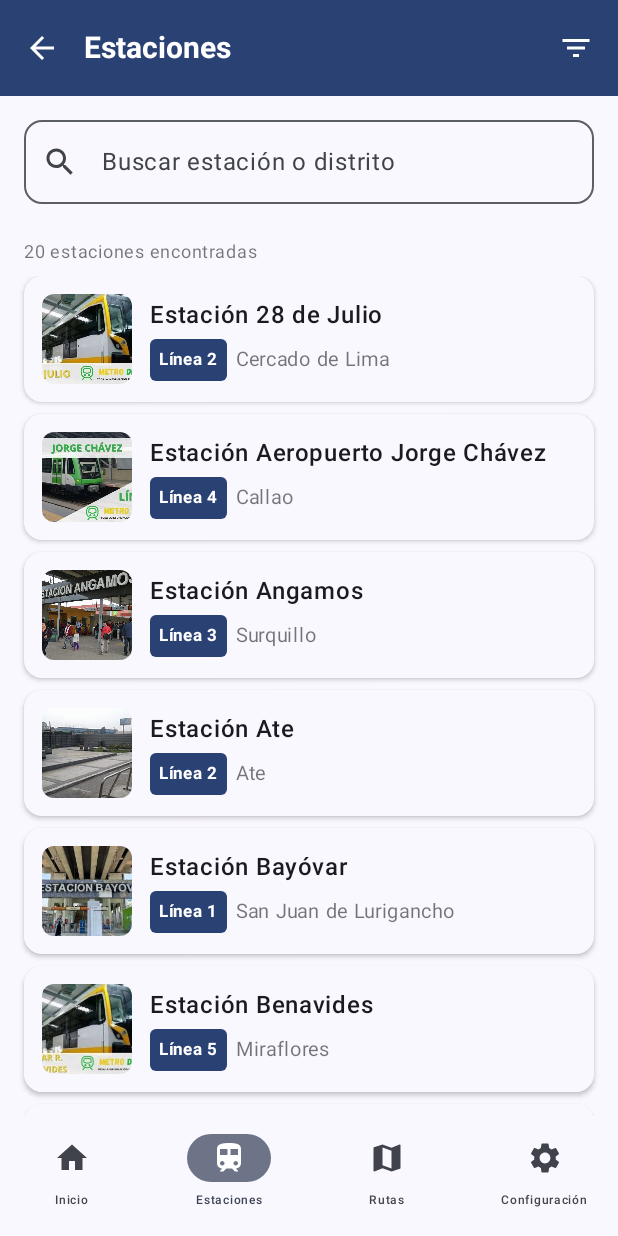
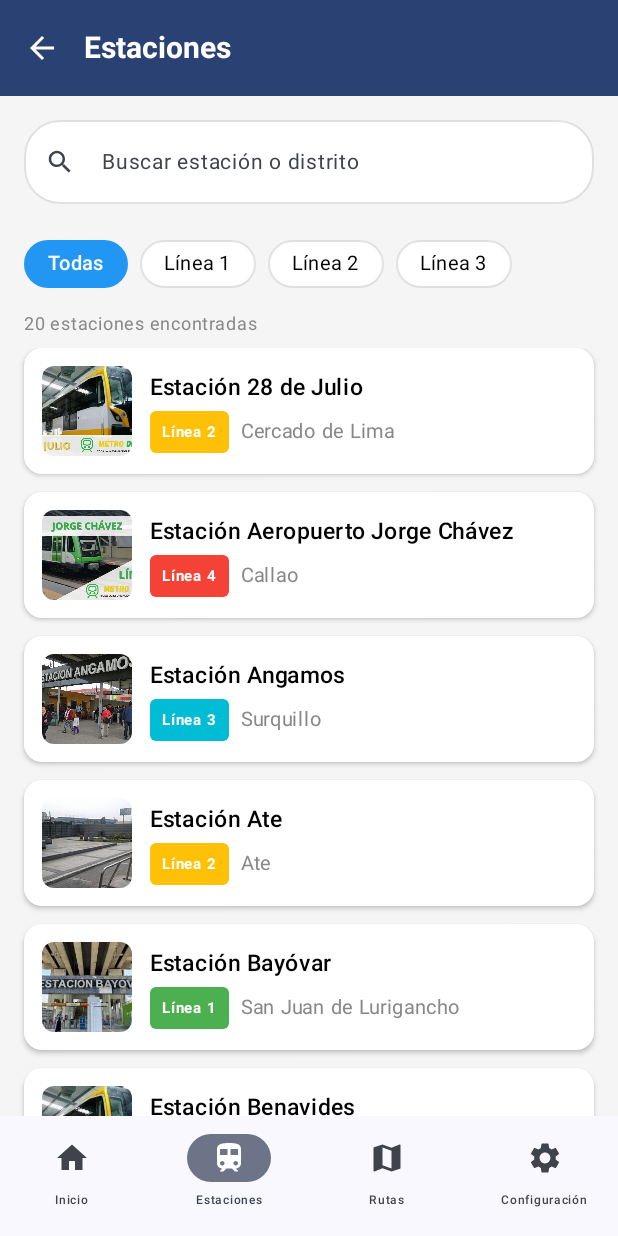
Before and after one commit to CarloZD/Metro-Lima-GO, an Android app built with Jetpack Compose: the composable StationsScreen shown on its own in the app's theme, on a phone screen of 412 x 824 dp. Run offline under Robolectric (Android 15) with nearby library versions, the phone set to English and light mode, and no system bars; our stand-ins replace Room's generated code.

Commit message:
Correccion en las pantallas de estacion y Home

```diff
--- a/app/src/main/java/com/example/metrolima/presentation/screens/StationsScreen.kt
+++ b/app/src/main/java/com/example/metrolima/presentation/screens/StationsScreen.kt
@@ -3,9 +3,11 @@ package com.example.metrolima.presentation.screens
 import androidx.compose.foundation.Image
 import androidx.compose.foundation.background
 import androidx.compose.foundation.clickable
+import androidx.compose.foundation.horizontalScroll
 import androidx.compose.foundation.layout.*
 import androidx.compose.foundation.lazy.LazyColumn
 import androidx.compose.foundation.lazy.items
+import androidx.compose.foundation.rememberScrollState
 import androidx.compose.foundation.shape.RoundedCornerShape
 import androidx.compose.material.icons.Icons
 import androidx.compose.material.icons.filled.*
@@ -14,6 +16,7 @@ import androidx.compose.runtime.*
 import androidx.compose.ui.Alignment
 import androidx.compose.ui.Modifier
 import androidx.compose.ui.draw.clip
+import androidx.compose.ui.graphics.Color
 import androidx.compose.ui.layout.ContentScale
 import androidx.compose.ui.res.painterResource
 import androidx.compose.ui.text.font.FontWeight
@@ -37,8 +40,7 @@ fun StationsScreen(
     languageViewModel: LanguageViewModel = viewModel()
 ) {
     val isEnglish by languageViewModel.isEnglish.collectAsState()
-    var selectedLine by remember { mutableStateOf(StringsManager.getString("all_lines", isEnglish)) }
-    var showFilterMenu by remember { mutableStateOf(false) }
+    var selectedLine by remember { mutableStateOf("Todas") }
 
     val estaciones by viewModel.estaciones.collectAsState()
     val searchQuery by viewModel.searchQuery.collectAsState()
@@ -52,13 +54,12 @@ fun StationsScreen(
                     Text(
                         text = StringsManager.getString("stations", isEnglish)
                             .lowercase()
-                            .replaceFirstChar { if (it.isLowerCase()) it.titlecase() else it.toString() },
+                            .replaceFirstChar { it.titlecase() },
                         fontWeight = FontWeight.Bold,
                         fontSize = 20.sp,
                         color = MaterialTheme.colorScheme.onPrimary
                     )
                 },
-
                 navigationIcon = {
                     IconButton(onClick = onBack) {
                         Icon(
@@ -68,44 +69,10 @@ fun StationsScreen(
                         )
                     }
                 },
-                actions = {
-                    IconButton(onClick = { showFilterMenu = true }) {
-                        Icon(
-                            Icons.Default.FilterList,
-                            contentDescription = StringsManager.getString("filter_by_line", isEnglish),
-                            tint = MaterialTheme.colorScheme.onPrimary
-                        )
-                    }
-
-                    DropdownMenu(
-                        expanded = showFilterMenu,
-                        onDismissRequest = { showFilterMenu = false }
-                    ) {
-                        listOf(
-                            StringsManager.getString("all_lines", isEnglish),
-                            "Línea 1",
-                            "Línea 2"
-                        ).forEach { line ->
-                            DropdownMenuItem(
-                                text = { Text(line) },
-                                onClick = {
-                                    selectedLine = line
-                                    if (line == StringsManager.getString("all_lines", isEnglish)) {
-                                        viewModel.searchEstaciones("")
-                                    } else {
-                                        viewModel.getEstacionesByLinea(line)
-                                    }
-                                    showFilterMenu = false
-                                }
-                            )
-                        }
-                    }
-                },
                 colors = TopAppBarDefaults.topAppBarColors(
-                    containerColor = MaterialTheme.colorScheme.primary, // ✅ Azul igual que StationDetailScreen
+                    containerColor = MaterialTheme.colorScheme.primary,
                     titleContentColor = MaterialTheme.colorScheme.onPrimary,
-                    navigationIconContentColor = MaterialTheme.colorScheme.onPrimary,
-                    actionIconContentColor = MaterialTheme.colorScheme.onPrimary
+                    navigationIconContentColor = MaterialTheme.colorScheme.onPrimary
                 )
             )
         },
@@ -123,39 +90,9 @@ fun StationsScreen(
         Column(
             modifier = Modifier
                 .fillMaxSize()
-                .background(MaterialTheme.colorScheme.background)
+                .background(Color(0xFFF5F5F5))
                 .padding(padding)
         ) {
-            // 🔹 Filtro activo
-            if (selectedLine != StringsManager.getString("all_lines", isEnglish)) {
-                Row(
-                    modifier = Modifier
-                        .fillMaxWidth()
-                        .padding(horizontal = 16.dp, vertical = 8.dp),
-                    horizontalArrangement = Arrangement.SpaceBetween,
-                    verticalAlignment = Alignment.CenterVertically
-                ) {
-                    AssistChip(
-                        onClick = {
-                            selectedLine = StringsManager.getString("all_lines", isEnglish)
-                            viewModel.searchEstaciones("")
-                        },
-                        label = {
-                            Text(
-                                "${StringsManager.getString("filtering", isEnglish)}: $selectedLine",
-                                fontSize = 12.sp
-                            )
-                        },
-                        leadingIcon = {
-                            Icon(Icons.Default.FilterList, null, Modifier.size(16.dp))
-                        },
-                        trailingIcon = {
-                            Icon(Icons.Default.Close, null, Modifier.size(16.dp))
-                        }
-                    )
-                }
-            }
-
             // 🔍 Barra de búsqueda
             OutlinedTextField(
                 value = searchQuery,
@@ -163,27 +100,81 @@ fun StationsScreen(
                 modifier = Modifier
                     .fillMaxWidth()
                     .padding(16.dp),
-                placeholder = { Text(StringsManager.getString("search_station_district", isEnglish)) },
-                leadingIcon = { Icon(Icons.Default.Search, null) },
+                placeholder = {
+                    Text(
+                        StringsManager.getString("search_station_district", isEnglish),
+                        fontSize = 14.sp
+                    )
+                },
+                leadingIcon = { Icon(Icons.Default.Search, null, Modifier.size(20.dp)) },
                 trailingIcon = {
                     if (searchQuery.isNotEmpty()) {
                         IconButton(onClick = { viewModel.searchEstaciones("") }) {
-                            Icon(Icons.Default.Clear, contentDescription = null)
+                            Icon(Icons.Default.Clear, null, Modifier.size(20.dp))
                         }
                     }
                 },
-                shape = RoundedCornerShape(12.dp),
-                singleLine = true
+                shape = RoundedCornerShape(24.dp),
+                singleLine = true,
+                colors = OutlinedTextFieldDefaults.colors(
+                    focusedContainerColor = Color.White,
+                    unfocusedContainerColor = Color.White,
+                    focusedBorderColor = Color(0xFFE0E0E0),
+                    unfocusedBorderColor = Color(0xFFE0E0E0)
+                )
             )
 
+            // 🔹 Filtros de línea (Chips horizontales)
+            Row(
+                modifier = Modifier
+                    .fillMaxWidth()
+                    .horizontalScroll(rememberScrollState())
+                    .padding(horizontal = 16.dp, vertical = 8.dp),
+                horizontalArrangement = Arrangement.spacedBy(8.dp)
+            ) {
+                LineFilterChip(
+                    label = "Todas",
+                    isSelected = selectedLine == "Todas",
+                    onClick = {
+                        selectedLine = "Todas"
+                        viewModel.searchEstaciones("")
+                    }
+                )
+                LineFilterChip(
+                    label = "Línea 1",
+                    isSelected = selectedLine == "Línea 1",
+                    onClick = {
+                        selectedLine = "Línea 1"
+                        viewModel.getEstacionesByLinea("Línea 1")
+                    }
+                )
+                LineFilterChip(
+                    label = "Línea 2",
+                    isSelected = selectedLine == "Línea 2",
+                    onClick = {
+                        selectedLine = "Línea 2"
+                        viewModel.getEstacionesByLinea("Línea 2")
+                    }
+                )
+                LineFilterChip(
+                    label = "Línea 3",
+                    isSelected = selectedLine == "Línea 3",
+                    onClick = {
+                        selectedLine = "Línea 3"
+                        viewModel.getEstacionesByLinea("Línea 3")
+                    }
+                )
+            }
+
+            // Contador de estaciones
             Text(
                 "${estaciones.size} ${StringsManager.getString("stations_found", isEnglish)}",
                 fontSize = 12.sp,
-                color = MaterialTheme.colorScheme.onBackground.copy(alpha = 0.6f),
+                color = Color.Gray,
                 modifier = Modifier.padding(horizontal = 16.dp, vertical = 4.dp)
             )
 
-            // 🔹 Contenido principal
+            // 🔹 Lista de estaciones
             when {
                 isLoading -> {
                     Box(modifier = Modifier.fillMaxSize(), contentAlignment = Alignment.Center) {
@@ -198,20 +189,18 @@ fun StationsScreen(
                                 imageVector = Icons.Default.SearchOff,
                                 contentDescription = null,
                                 modifier = Modifier.size(64.dp),
-                                tint = MaterialTheme.colorScheme.onBackground.copy(alpha = 0.4f)
+                                tint = Color.Gray
                             )
                             Spacer(modifier = Modifier.height(16.dp))
                             Text(
                                 StringsManager.getString("no_stations_found", isEnglish),
                                 fontSize = 16.sp,
-                                color = MaterialTheme.colorScheme.onBackground.copy(alpha = 0.6f)
+                                color = Color.Gray
                             )
-                            if (selectedLine != StringsManager.getString("all_lines", isEnglish)
-                                || searchQuery.isNotEmpty()
-                            ) {
+                            if (selectedLine != "Todas" || searchQuery.isNotEmpty()) {
                                 Spacer(modifier = Modifier.height(8.dp))
                                 TextButton(onClick = {
-                                    selectedLine = StringsManager.getString("all_lines", isEnglish)
+                                    selectedLine = "Todas"
                                     viewModel.searchEstaciones("")
                                 }) {
                                     Text(StringsManager.getString("clear_filters", isEnglish))
@@ -226,12 +215,12 @@ fun StationsScreen(
                         contentPadding = PaddingValues(
                             start = 16.dp,
                             end = 16.dp,
-                            bottom = 80.dp
+                            bottom = 16.dp
                         ),
-                        verticalArrangement = Arrangement.spacedBy(8.dp)
+                        verticalArrangement = Arrangement.spacedBy(12.dp)
                     ) {
                         items(estaciones) { estacion ->
-                            StationItem(
+                            ModernStationCard(
                                 id = estacion.id,
                                 name = estacion.nombre,
                                 line = estacion.linea,
@@ -247,8 +236,38 @@ fun StationsScreen(
     }
 }
 
+// 🎨 Chip moderno para filtros de línea
 @Composable
-private fun StationItem(
+private fun LineFilterChip(
+    label: String,
+    isSelected: Boolean,
+    onClick: () -> Unit
+) {
+    Surface(
+        modifier = Modifier
+            .height(32.dp)
+            .clickable { onClick() },
+        shape = RoundedCornerShape(16.dp),
+        color = if (isSelected) Color(0xFF2196F3) else Color.White,
+        border = if (!isSelected) androidx.compose.foundation.BorderStroke(1.dp, Color(0xFFE0E0E0)) else null
+    ) {
+        Box(
+            modifier = Modifier.padding(horizontal = 16.dp),
+            contentAlignment = Alignment.Center
+        ) {
+            Text(
+                text = label,
+                fontSize = 13.sp,
+                fontWeight = if (isSelected) FontWeight.Medium else FontWeight.Normal,
+                color = if (isSelected) Color.White else Color.Black
+            )
+        }
+    }
+}
+
+// 🎴 Card moderno para estaciones (como la imagen de referencia)
+@Composable
+private fun ModernStationCard(
     id: Int,
     name: String,
     line: String,
@@ -260,14 +279,17 @@ private fun StationItem(
         modifier = Modifier
             .fillMaxWidth()
             .clickable { onClick() },
-        colors = CardDefaults.cardColors(containerColor = MaterialTheme.colorScheme.surface),
+        colors = CardDefaults.cardColors(containerColor = Color.White),
         elevation = CardDefaults.cardElevation(2.dp),
         shape = RoundedCornerShape(12.dp)
     ) {
         Row(
-            modifier = Modifier.padding(12.dp),
+            modifier = Modifier
+                .fillMaxWidth()
+                .padding(12.dp),
             verticalAlignment = Alignment.CenterVertically
         ) {
+            // Imagen de la estación
             if (imageRes != 0) {
                 Image(
                     painter = painterResource(imageRes),
@@ -282,13 +304,13 @@ private fun StationItem(
                     modifier = Modifier
                         .size(60.dp)
                         .clip(RoundedCornerShape(8.dp))
-                        .background(MaterialTheme.colorScheme.primaryContainer),
+                        .background(Color(0xFFE3F2FD)),
                     contentAlignment = Alignment.Center
                 ) {
                     Icon(
                         imageVector = Icons.Default.Train,
                         contentDescription = null,
-                        tint = MaterialTheme.colorScheme.onPrimaryContainer,
+                        tint = Color(0xFF2196F3),
                         modifier = Modifier.size(28.dp)
                     )
                 }
@@ -296,31 +318,37 @@ private fun StationItem(
 
             Spacer(modifier = Modifier.width(12.dp))
 
-            Column {
+            // Información de la estación
+            Column(modifier = Modifier.weight(1f)) {
                 Text(
                     name,
                     fontWeight = FontWeight.SemiBold,
-                    fontSize = 16.sp,
-                    color = MaterialTheme.colorScheme.onSurface
+                    fontSize = 15.sp,
+                    color = Color.Black
                 )
                 Spacer(modifier = Modifier.height(4.dp))
-                Row(verticalAlignment = Alignment.CenterVertically) {
+
+                Row(
+                    verticalAlignment = Alignment.CenterVertically,
+                    horizontalArrangement = Arrangement.spacedBy(8.dp)
+                ) {
+                    // Badge de línea
                     Surface(
-                        color = MaterialTheme.colorScheme.primary,
+                        color = getLineColor(line),
                         shape = RoundedCornerShape(4.dp)
                     ) {
                         Text(
                             line,
-                            color = MaterialTheme.colorScheme.onPrimary,
-                            fontSize = 11.sp,
-                            modifier = Modifier.padding(horizontal = 6.dp, vertical = 2.dp),
+                            color = Color.White,
+                            fontSize = 10.sp,
+                            modifier = Modifier.padding(horizontal = 8.dp, vertical = 2.dp),
                             fontWeight = FontWeight.Bold
                         )
                     }
-                    Spacer(modifier = Modifier.width(6.dp))
+
                     Text(
                         district,
-                        color = MaterialTheme.colorScheme.onSurface.copy(alpha = 0.6f),
+                        color = Color.Gray,
                         fontSize = 13.sp
                     )
                 }
@@ -328,3 +356,16 @@ private fun StationItem(
         }
     }
 }
+
+// 🎨 Colores por línea
+private fun getLineColor(line: String): Color {
+    return when {
+        line.contains("1") -> Color(0xFF4CAF50) // Verde
+        line.contains("2") -> Color(0xFFFFC107) // Amarillo
+        line.contains("3") -> Color(0xFF00BCD4) // Celeste
+        line.contains("4") -> Color(0xFFF44336) // Rojo
+        line.contains("5") -> Color(0xFFE91E63) // Rosa
+        line.contains("6") -> Color(0xFF9C27B0) // Morado
+        else -> Color(0xFF2196F3) // Azul por defecto
+    }
+}
```
Also changed, not shown: app/src/main/java/com/example/metrolima/presentation/screens/HomeScreen.kt (+13 -26 lines), app/src/main/res/drawable/logo.jpg (added).
